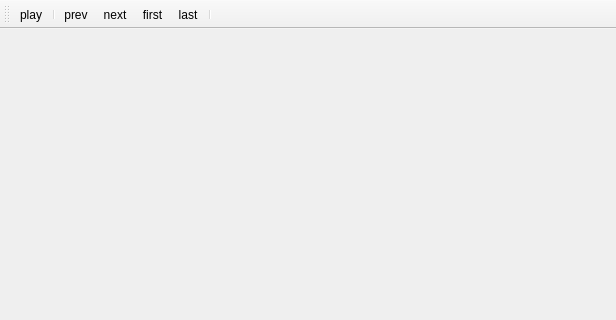
Qt form frame.ui (long2015/RawViewer2) before a commit; both pictures show x 0 to 616 and y 0 to 320 of the 616 by 509 pixel window.
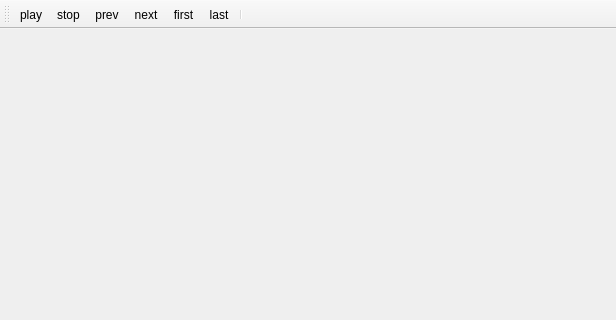
The same form after that commit. Icons and pictures are not drawn.

The edit to the form file:
```diff
--- a/frame.ui
+++ b/frame.ui
@@ -57,7 +57,7 @@
     <bool>false</bool>
    </attribute>
    <addaction name="actionplay"/>
-   <addaction name="separator"/>
+   <addaction name="actionstop"/>
    <addaction name="actionprev"/>
    <addaction name="actionnext"/>
    <addaction name="actionfirst"/>
@@ -109,6 +109,15 @@
     <string>last</string>
    </property>
   </action>
+  <action name="actionstop">
+   <property name="icon">
+    <iconset resource="toolbar.qrc">
+     <normaloff>:/ui/toolbar/stop.png</normaloff>:/ui/toolbar/stop.png</iconset>
+   </property>
+   <property name="text">
+    <string>stop</string>
+   </property>
+  </action>
  </widget>
  <resources>
   <include location="toolbar.qrc"/>
```
Left out of the diff: 10 changed lines with no effect on the pictures.
